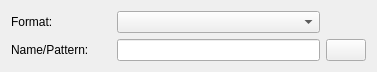
Old version of the form dialogs/profiledatahashlistwidgetUI.ui in the repository KDE/audex.
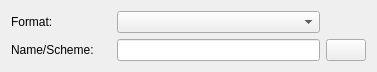
New version of the form. Custom widgets are drawn as their Qt base class.

Commit message: Unify mixed expressions pattern and scheme to scheme

What changed in the file:
```diff
--- a/dialogs/profiledatahashlistwidgetUI.ui
+++ b/dialogs/profiledatahashlistwidgetUI.ui
@@ -36,7 +36,7 @@
       </size>
      </property>
      <property name="text">
-      <string>Name/Pattern:</string>
+      <string>Name/Scheme:</string>
      </property>
     </widget>
    </item>
```
Left out of the diff: 6 changed lines with no effect on the pictures. The commit also changes 42 other files.
